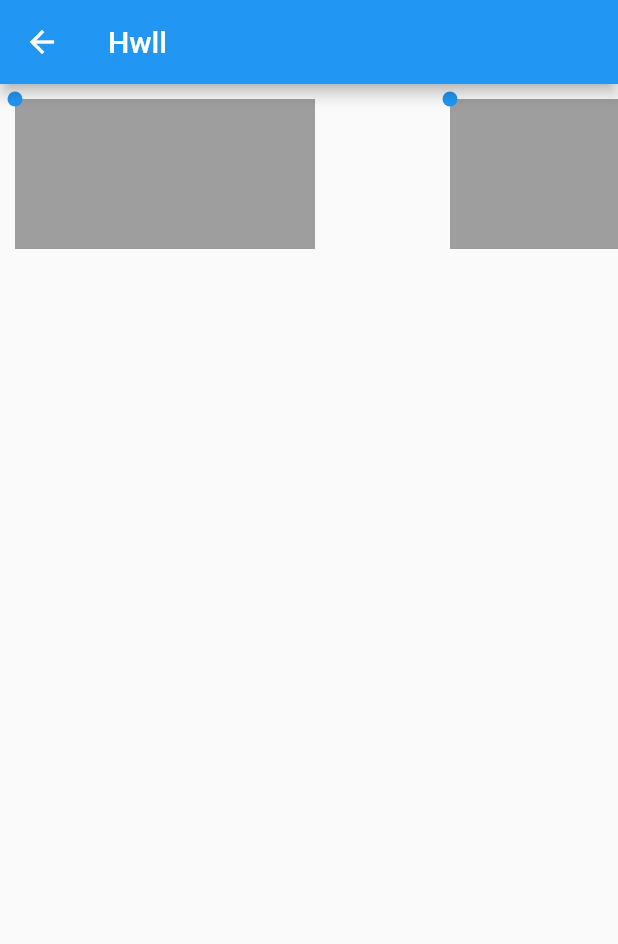
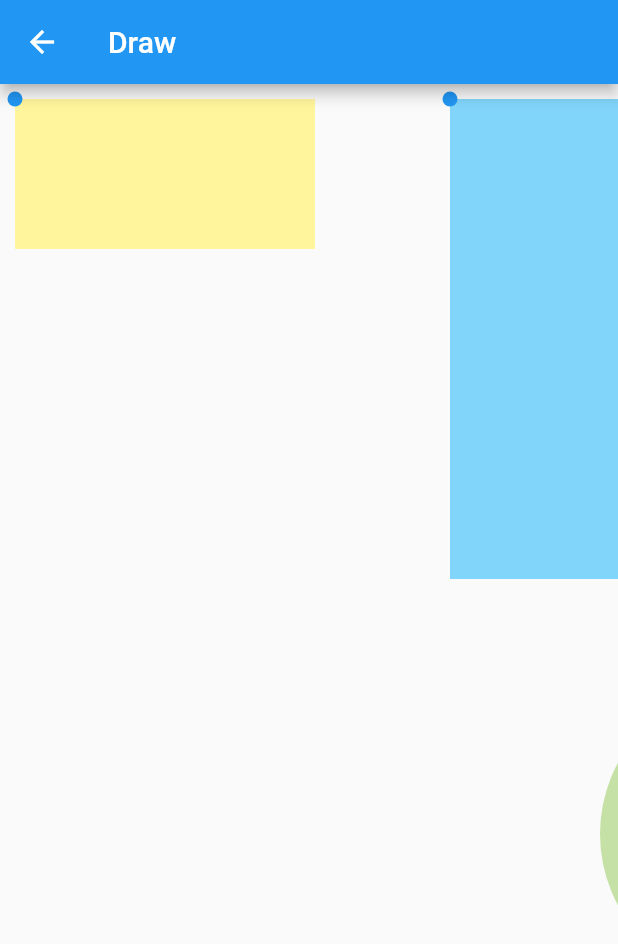
Before and after one commit to koduki/example-flutter, a Flutter app: the screen it shows after launch, after a tap on the "palette" icon, on a phone screen of 412 x 824 dp. Shown: the top 944 px of the screen. Run offline on Flutter 3.47's test engine with Material 2 defaults, Android fonts, the phone set to English and light mode, and no system bars; our stand-ins replace firebase_auth, firebase_core; accounts and stored records are empty.

Commit message:
Refactoring for compornent

```diff
--- a/lib/pages/draw.dart
+++ b/lib/pages/draw.dart
@@ -13,186 +13,146 @@ class DrawPage extends StatefulWidget {
 }
 
 class _DrawPageState extends State<DrawPage> {
-  // @override
-  // Widget build(BuildContext context) {
-  //   return const Scaffold(
-  //     body: Center(
-  //       // child: MySlider(),
-  //     ),
-  //   );
-  // }
-  Offset _offset = const Offset(10, 10); //Panドラッグ時のポジション
-  Offset _offset2 = const Offset(500, 500); //Panドラッグ時のポジション
-  Offset _offset3 = const Offset(300, 10); //Panドラッグ時のポジション
+  var diagrams = [
+    RectDiagram(
+        color: Colors.yellow.shade200,
+        size: const Size(200, 100),
+        position: const Offset(10, 10)),
+    RectDiagram(
+        color: Colors.lightBlue.shade200,
+        size: const Size(320, 320),
+        position: const Offset(300, 10)),
+    CircleDiagram(
+        color: Colors.lightGreen.shade200,
+        size: const Size(200, 200),
+        position: const Offset(400, 400)),
+  ];
 
   @override
   Widget build(BuildContext context) {
     return Scaffold(
       appBar: AppBar(
-        title: Text("Hwll"),
+        title: Text("Draw"),
       ),
-      body: Stack(
-        children: <Widget>[
-          // Panテスト用のウィジェット
-          Positioned(
-            left: _offset.dx, // 移動の値（x）
-            top: _offset.dy, // 移動の値（y）
+      body: Stack(children: diagrams.map((x) => x.build(this)).toList()),
+    );
+  }
+}
+
+abstract class Diagram {
+  Diagram({
+    required this.position,
+    required this.size,
+    required this.color,
+  });
+  Offset position;
+  Size size;
+  Color color;
+
+  Widget build(State state);
+}
+
+class RectDiagram extends Diagram {
+  RectDiagram(
+      {required super.position, required super.size, required super.color});
+
+  @override
+  Widget build(State state) {
+    return Positioned(
+      left: position.dx,
+      top: position.dy,
       child: GestureDetector(
-              // ドラッグの移動を更新
         onPanUpdate: (DragUpdateDetails details) {
-                setState(() {
-                  _offset += details.delta;
+          state.setState(() {
+            print("update: " + position.toString());
+
+            position += details.delta;
           });
         },
         child: CustomPaint(
-                size: const Size(200, 100),
-                painter: HandlerPaint(
-                  center: Offset(0, 0),
+          size: size,
+          painter: ReactPainter(
+            size: size,
+            color: color,
           ),
         ),
-            ),
-          ),
-          // Scale用のウィジェット
-          Positioned(
-            left: _offset2.dx, // 移動の値（x）
-            top: _offset2.dy, // 移動の値（y）
-            child: GestureDetector(
-              behavior: HitTestBehavior.translucent,
-              // ドラッグの移動を更新
-              onPanUpdate: (DragUpdateDetails details) {
-                setState(() {
-                  _offset2 += details.delta;
-                });
-              },
-              child: CustomPaint(
-                size: const Size(200, 200),
-                painter: HandlerPaint2(
-                  center: const Offset(0, 0),
-                ),
-              ),
-            ),
-          ),
-          Positioned(
-            left: _offset3.dx, // 移動の値（x）
-            top: _offset3.dy, // 移動の値（y）
-            child: GestureDetector(
-              // ドラッグの移動を更新
-              onPanUpdate: (DragUpdateDetails details) {
-                setState(() {
-                  _offset3 += details.delta;
-                });
-              },
-              child: CustomPaint(
-                size: const Size(200, 100),
-                painter: HandlerPaint3(
-                  center: const Offset(0, 0),
-                ),
-              ),
-            ),
-          ),
-        ],
       ),
     );
   }
 }
 
-// class MySlider extends StatefulWidget {
-//   const MySlider();
-//   @override
-//   MySliderState createState() => MySliderState();
-// }
+class ReactPainter extends CustomPainter {
+  ReactPainter({
+    required this.size,
+    required this.color,
+  });
+  final Offset offset = const Offset(0, 0);
+  final Size size;
+  final Color color;
 
-// class MySliderState extends State<MySlider> {
-//   Offset center = const Offset(0, 0); // ハンドラの位置
-//   final size = const Size(200, 200); // 描画領域のサイズ
-//   @override
-//   void initState() {
-//     super.initState();
-//   }
-
-//   @override
-//   Widget build(BuildContext context) {
-//     return GestureDetector(
-//       onPanUpdate: (DragUpdateDetails details) {
-//         var handlerX = details.localPosition.dx;
-//         var handlerY = details.localPosition.dy;
-//         print(details.localPosition.direction);
-//         // handlerX = min(handlerX, size.width); // ハンドラが描画領域を超えないように調整
-//         // handlerX = max(0, handlerX); // ハンドラが描画領域を超えないように調整
-//         setState(() {
-//           center = Offset(handlerX, handlerY); // ハンドラの位置を更新
-//         });
-//       },
-//       onPanStart: (details) => print('onPanStart()'),
-//       onPanEnd: (details) => print('onPanEnd()'),
-//       child: CustomPaint(
-//         size: size,
-//         painter: HandlerPaint(
-//           center: center,
-//         ),
-//       ),
-//     );
-//   }
-// }
-
-/// スライダーのハンドラ(青部分)を描画
-class HandlerPaint extends CustomPainter {
-  HandlerPaint({
-    required this.center,
-  });
-  final Offset center;
   @override
   void paint(Canvas canvas, Size size) {
     final paint = Paint();
-    paint.color = Colors.grey;
-    canvas.drawRect(Rect.fromLTWH(center.dx, center.dy, 200, 100), paint);
+    paint.color = color;
+    canvas.drawRect(
+        Rect.fromLTWH(offset.dx, offset.dy, size.width, size.height), paint);
 
     paint.color = Colors.blue;
-    canvas.drawCircle(center, 5, paint);
+    canvas.drawCircle(offset, 5, paint);
   }
 
   @override
   bool shouldRepaint(covariant CustomPainter oldDelegate) {
-    return true; // ここがfalseだと、onPanUpdate:が発火してもハンドラの描画が更新されない
+    return true;
   }
 }
 
-class HandlerPaint2 extends CustomPainter {
-  HandlerPaint2({
-    required this.center,
+class CircleDiagram extends Diagram {
+  CircleDiagram(
+      {required super.position, required super.size, required super.color});
+
+  @override
+  Widget build(State state) {
+    return Positioned(
+      left: position.dx,
+      top: position.dy,
+      child: GestureDetector(
+        onPanUpdate: (DragUpdateDetails details) {
+          state.setState(() {
+            print("update: " + position.toString());
+
+            position += details.delta;
           });
-  final Offset center;
+        },
+        child: CustomPaint(
+          size: size,
+          painter: CirclePainter(
+            radius: size.width / 2,
+            color: color,
+          ),
+        ),
+      ),
+    );
+  }
+}
+
+class CirclePainter extends CustomPainter {
+  CirclePainter({
+    required this.radius,
+    required this.color,
+  });
+  final Color color;
+  final double radius;
   @override
   void paint(Canvas canvas, Size size) {
     final paint = Paint();
 
-    paint.color = Colors.green;
-    canvas.drawCircle(Offset(100, 100), 100, paint);
+    paint.color = color;
+    canvas.drawCircle(Offset(radius, radius), radius, paint);
   }
 
   @override
   bool shouldRepaint(covariant CustomPainter oldDelegate) {
-    return true; // ここがfalseだと、onPanUpdate:が発火してもハンドラの描画が更新されない
+    return true;
   }
 }
-
-class HandlerPaint3 extends CustomPainter {
-  HandlerPaint3({
-    required this.center,
-  });
-  final Offset center;
-  @override
-  void paint(Canvas canvas, Size size) {
-    final paint = Paint();
-    paint.color = Colors.grey;
-    canvas.drawRect(Rect.fromLTWH(center.dx, center.dy, 200, 100), paint);
-
-    paint.color = Colors.blue;
-    canvas.drawCircle(center, 5, paint);
-  }
-
-  @override
-  bool shouldRepaint(covariant CustomPainter oldDelegate) {
-    return true; // ここがfalseだと、onPanUpdate:が発火してもハンドラの描画が更新されない
-  }
-}
```
Lines whose indentation alone changed are shown as unchanged.
